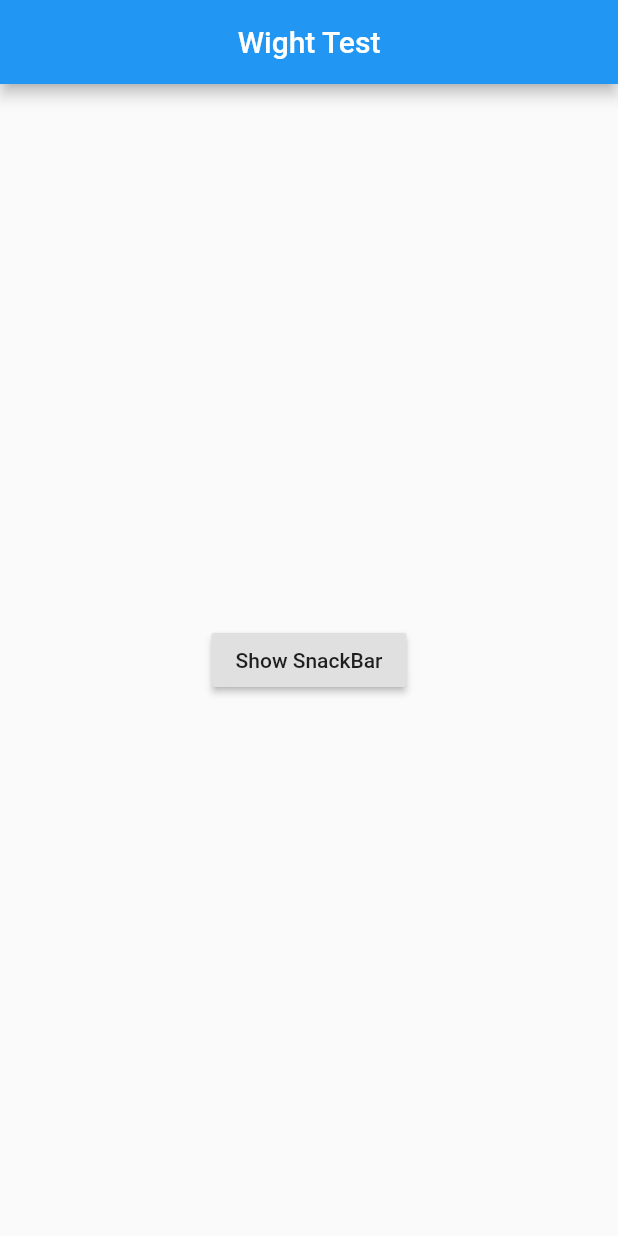
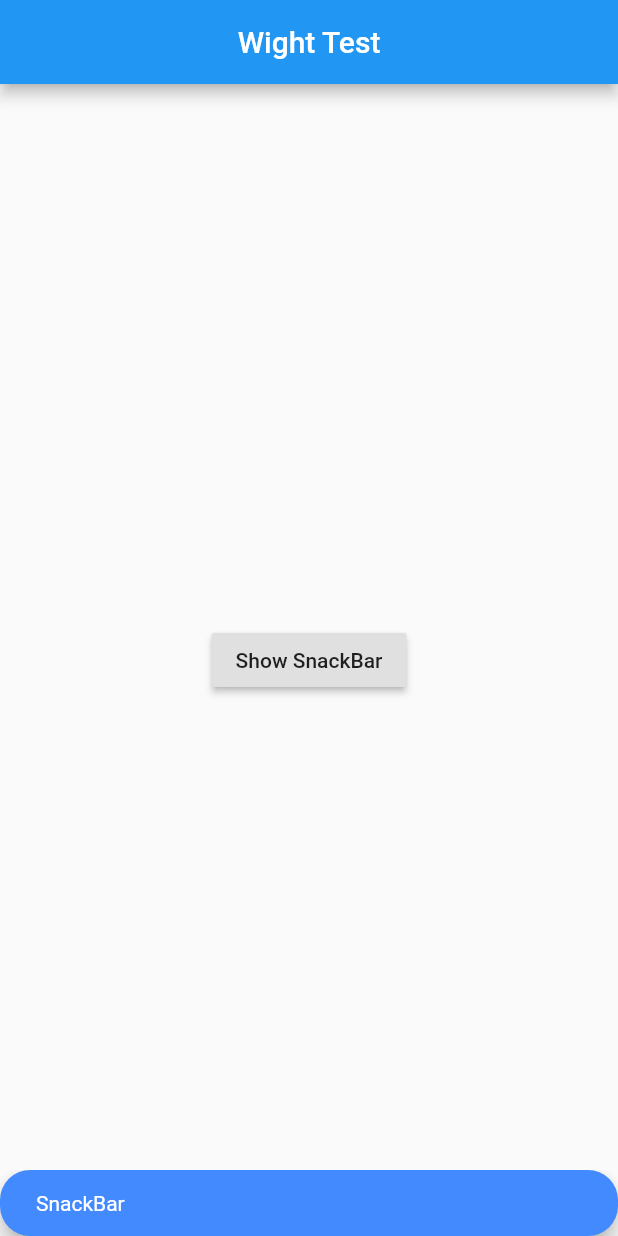
Before and after one commit to aceead/widgetadvanced, a Flutter app: the screen it shows after launch, after a tap on "Show SnackBar", on a phone screen of 412 x 824 dp. Run offline on Flutter 3.47's test engine with Material 2 defaults, Android fonts, the phone set to English and light mode, and no system bars; our stand-ins replace toast.

```diff
--- a/lib/main.dart
+++ b/lib/main.dart
@@ -46,7 +46,7 @@ class _MyHomePageState extends State<MyHomePage> {
           onPressed: () {
             final sBar = SnackBar(
               content: Text('SnackBar'),
-              duration: Duration(milliseconds: 500),
+              duration: Duration(milliseconds: 6000),
               backgroundColor: Colors.blueAccent,
               shape: RoundedRectangleBorder(
                 borderRadius: BorderRadius.circular(20.0),
```
Also changed, not shown: 1 other file.
